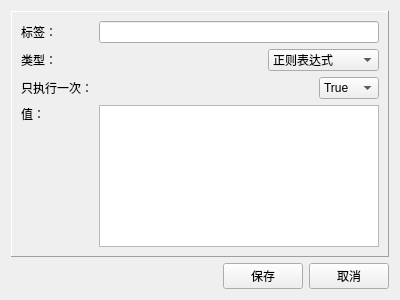
Above: src/backend/tools/ConfigTool/spider/ExpressionConfig.ui from hrbesd/labrador before the change. Below: the same form after it.
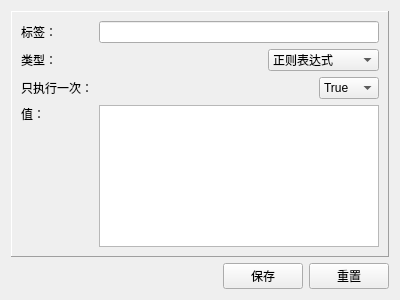
That is the form after the change.

Commit message: fix button title

The edit to the form file:
```diff
--- a/src/backend/tools/ConfigTool/spider/ExpressionConfig.ui
+++ b/src/backend/tools/ConfigTool/spider/ExpressionConfig.ui
@@ -173,7 +173,7 @@
      <item>
       <widget class="QPushButton" name="pushButton_2">
        <property name="text">
-        <string>取消</string>
+        <string>重置</string>
        </property>
       </widget>
      </item>
```
The commit also changes 2 other files.
